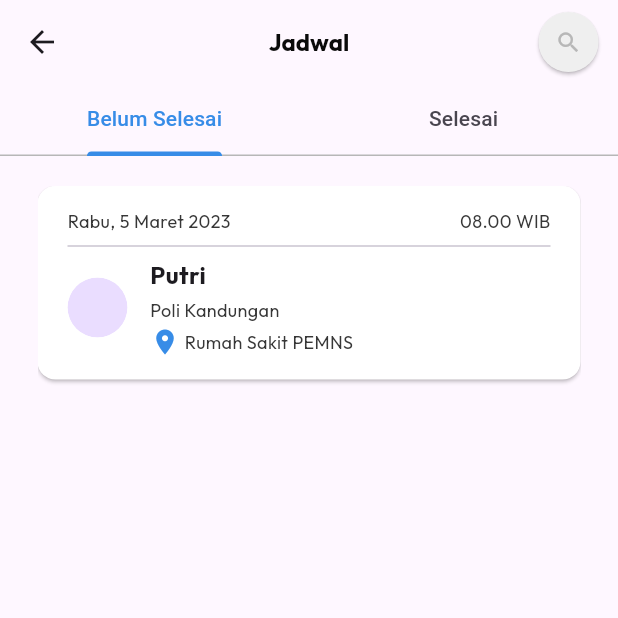
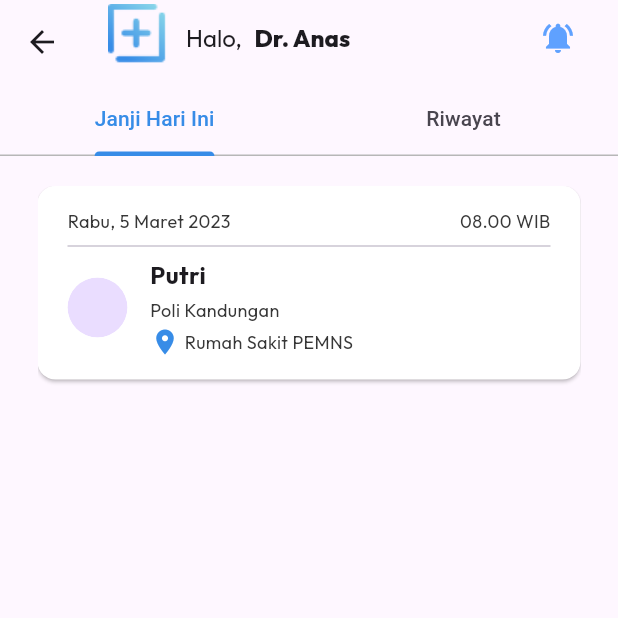
Before and after one commit to iqbal-rahmatullah/KonsulDok-App, a Flutter app: the JadwalPage screen opened directly, on a phone screen of 412 x 824 dp, the top half of it. Run offline on Flutter 3.47's test engine with Material 3 defaults, Android fonts, the phone set to English and light mode, and no system bars; our stand-ins replace date_picker_timeline, flutter_rating_bar, hive, simple_gradient_text; missing offline and left inert: svg_flutter; accounts and stored records are empty.

Commit message:
dashboard doctor

```diff
--- a/lib/main.dart
+++ b/lib/main.dart
@@ -6,6 +6,7 @@ import 'package:konsul_dok/pages/login_page.dart';
 import 'package:konsul_dok/pages/order_page.dart';
 import 'package:konsul_dok/pages/profile_dokter.dart';
 import 'package:konsul_dok/utils/color.dart';
+import 'package:konsul_dok/widgets/navbar.dart';
 
 void main() {
   runApp(const MainApp());
@@ -33,16 +34,15 @@ class _MainAppState extends State<MainApp> {
       debugShowCheckedModeBanner: false,
       color: MyColor.putih,
       home: Scaffold(
-        // body: page[selectedIndex],
-        // bottomNavigationBar: MyBottomNavigationBar(
-        //   selectedIndex: selectedIndex,
-        //   onItemTapped: (index) {
-        //     setState(() {
-        //       selectedIndex = index;
-        //     });
-        //   },
-        // ),
-        body: const OrderPage(),
+        body: page[selectedIndex],
+        bottomNavigationBar: MyBottomNavigationBar(
+          selectedIndex: selectedIndex,
+          onItemTapped: (index) {
+            setState(() {
+              selectedIndex = index;
+            });
+          },
+        ),
       ),
     );
   }
--- a/lib/pages/jadwal_page.dart
+++ b/lib/pages/jadwal_page.dart
@@ -1,12 +1,11 @@
 import 'package:flutter/material.dart';
-import 'package:flutter/widgets.dart';
 import 'package:konsul_dok/pages/card_transaction.dart';
 import 'package:konsul_dok/utils/color.dart';
 import 'package:konsul_dok/utils/spacing.dart';
 import 'package:konsul_dok/utils/textstyle.dart';
 
 class JadwalPage extends StatelessWidget {
-  const JadwalPage({super.key});
+  const JadwalPage({Key? key});
 
   @override
   Widget build(BuildContext context) {
@@ -14,29 +13,15 @@ class JadwalPage extends StatelessWidget {
       length: 2,
       child: Scaffold(
         appBar: AppBar(
-          centerTitle: true,
-          title: Text(
-            'Jadwal',
-            style: MyTextStyle.subheder.copyWith(color: MyColor.blackAppbar),
-          ),
-          actions: [
-            ElevatedButton(
-                style: ElevatedButton.styleFrom(
-                    shape: const CircleBorder(),
-                    backgroundColor: MyColor.putihForm),
-                onPressed: () {},
-                child: const Icon(
-                  Icons.search,
-                  color: MyColor.abuForm,
-                ))
-          ],
+          title: topBar(),
+          centerTitle: false,
           bottom: const TabBar(
             tabs: [
               Tab(
-                text: "Belum Selesai",
+                text: "Janji Hari Ini",
               ),
               Tab(
-                text: "Selesai",
+                text: "Riwayat",
               ),
             ],
             indicatorColor: MyColor.biruIndicator,
@@ -45,13 +30,57 @@ class JadwalPage extends StatelessWidget {
           ),
         ),
         body: Padding(
-            padding: MySpacing.paddingInsetPage.copyWith(top: 20),
-            child: TabBarView(
+          padding: MySpacing.paddingInsetPage.copyWith(top: 20),
+          child: TabBarView(
+            children: [
+              cardTransaction(context: context),
+              cardTransaction(isOrdered: true, context: context),
+            ],
+          ),
+        ),
+      ),
+    );
+  }
+
+  Widget topBar() {
+    return Padding(
+      padding: EdgeInsets.only(top: 10),
+      child: Container(
+        margin: MySpacing.defaultMarginItem,
+        child: Row(
+          mainAxisAlignment: MainAxisAlignment.spaceBetween,
+          children: [
+            Row(
               children: [
-                cardTransaction(context: context),
-                cardTransaction(isOrdered: true, context: context),
+                Image.asset('assets/images/small_icon.png'),
+                const SizedBox(
+                  width: 10,
+                ),
+                Text(
+                  "Halo, ",
+                  style: MyTextStyle.subheder
+                      .copyWith(fontWeight: FontWeight.normal),
+                ),
+                const SizedBox(
+                  width: 5,
+                ),
+                Text(
+                  "Dr. Anas",
+                  style: MyTextStyle.subheder.copyWith(
+                    fontWeight: FontWeight.w800,
+                  ),
+                ),
               ],
-            )),
+            ),
+            IconButton(
+              onPressed: () {},
+              icon: const Icon(
+                Icons.notifications_active,
+                color: MyColor.biru,
+              ),
+            ),
+          ],
+        ),
       ),
     );
   }
```
Also changed, not shown: pubspec.lock.
